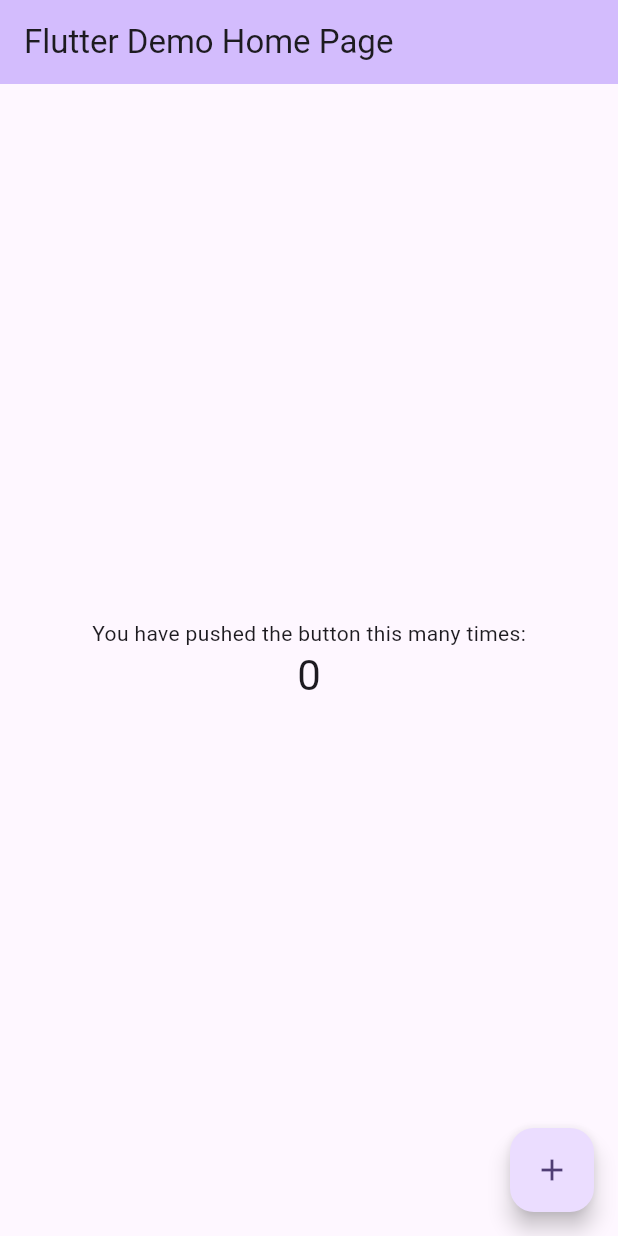
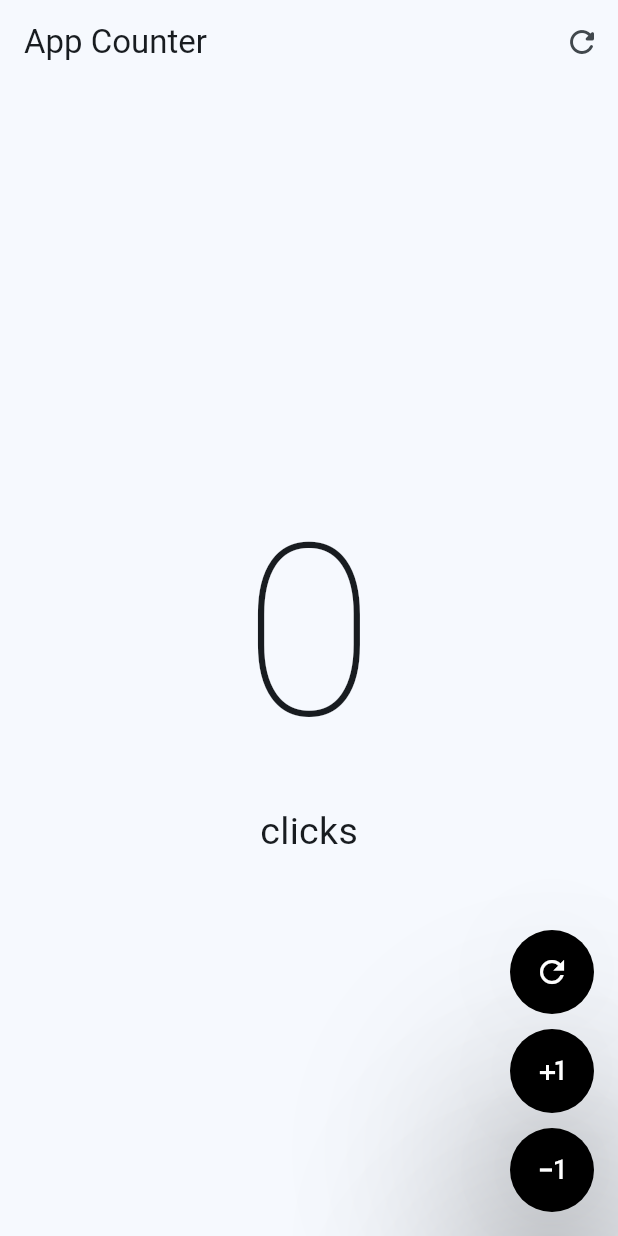
Before and after one commit to Miguel-Calderon-Gutierrez/hello_world_app, a Flutter app: the screen it shows after launch, on a phone screen of 412 x 824 dp. Run offline on Flutter 3.47's test engine with Material 3 defaults, Android fonts, the phone set to English and light mode, and no system bars.

Commit message:
app counter terminada

```diff
--- a/lib/main.dart
+++ b/lib/main.dart
@@ -1,125 +1,24 @@
 import 'package:flutter/material.dart';
+import 'package:hello_world_app/presentation/screens/counter/counter_functions_screen.dart';
+//import 'package:hello_world_app/presentation/screens/counter/counter_screen.dart';
 
 void main() {
   runApp(const MyApp());
 }
 
 class MyApp extends StatelessWidget {
+
   const MyApp({super.key});
 
-  // This widget is the root of your application.
   @override
   Widget build(BuildContext context) {
-    return MaterialApp(
-      title: 'Flutter Demo',
+    return  MaterialApp(
+      debugShowCheckedModeBanner: false,
       theme: ThemeData(
-        // This is the theme of your application.
-        //
-        // TRY THIS: Try running your application with "flutter run". You'll see
-        // the application has a purple toolbar. Then, without quitting the app,
-        // try changing the seedColor in the colorScheme below to Colors.green
-        // and then invoke "hot reload" (save your changes or press the "hot
-        // reload" button in a Flutter-supported IDE, or press "r" if you used
-        // the command line to start the app).
-        //
-        // Notice that the counter didn't reset back to zero; the application
-        // state is not lost during the reload. To reset the state, use hot
-        // restart instead.
-        //
-        // This works for code too, not just values: Most code changes can be
-        // tested with just a hot reload.
-        colorScheme: ColorScheme.fromSeed(seedColor: Colors.deepPurple),
         useMaterial3: true,
+        colorSchemeSeed: const Color.fromARGB(255, 33, 153, 213)
       ),
-      home: const MyHomePage(title: 'Flutter Demo Home Page'),
+       home: const CounterFunctionsScreen()
     );
   }
 }
-
-class MyHomePage extends StatefulWidget {
-  const MyHomePage({super.key, required this.title});
-
-  // This widget is the home page of your application. It is stateful, meaning
-  // that it has a State object (defined below) that contains fields that affect
-  // how it looks.
-
-  // This class is the configuration for the state. It holds the values (in this
-  // case the title) provided by the parent (in this case the App widget) and
-  // used by the build method of the State. Fields in a Widget subclass are
-  // always marked "final".
-
-  final String title;
-
-  @override
-  State<MyHomePage> createState() => _MyHomePageState();
-}
-
-class _MyHomePageState extends State<MyHomePage> {
-  int _counter = 0;
-
-  void _incrementCounter() {
-    setState(() {
-      // This call to setState tells the Flutter framework that something has
-      // changed in this State, which causes it to rerun the build method below
-      // so that the display can reflect the updated values. If we changed
-      // _counter without calling setState(), then the build method would not be
-      // called again, and so nothing would appear to happen.
-      _counter++;
-    });
-  }
-
-  @override
-  Widget build(BuildContext context) {
-    // This method is rerun every time setState is called, for instance as done
-    // by the _incrementCounter method above.
-    //
-    // The Flutter framework has been optimized to make rerunning build methods
-    // fast, so that you can just rebuild anything that needs updating rather
-    // than having to individually change instances of widgets.
-    return Scaffold(
-      appBar: AppBar(
-        // TRY THIS: Try changing the color here to a specific color (to
-        // Colors.amber, perhaps?) and trigger a hot reload to see the AppBar
-        // change color while the other colors stay the same.
-        backgroundColor: Theme.of(context).colorScheme.inversePrimary,
-        // Here we take the value from the MyHomePage object that was created by
-        // the App.build method, and use it to set our appbar title.
-        title: Text(widget.title),
-      ),
-      body: Center(
-        // Center is a layout widget. It takes a single child and positions it
-        // in the middle of the parent.
-        child: Column(
-          // Column is also a layout widget. It takes a list of children and
-          // arranges them vertically. By default, it sizes itself to fit its
-          // children horizontally, and tries to be as tall as its parent.
-          //
-          // Column has various properties to control how it sizes itself and
-          // how it positions its children. Here we use mainAxisAlignment to
-          // center the children vertically; the main axis here is the vertical
-          // axis because Columns are vertical (the cross axis would be
-          // horizontal).
-          //
-          // TRY THIS: Invoke "debug painting" (choose the "Toggle Debug Paint"
-          // action in the IDE, or press "p" in the console), to see the
-          // wireframe for each widget.
-          mainAxisAlignment: MainAxisAlignment.center,
-          children: <Widget>[
-            const Text(
-              'You have pushed the button this many times:',
-            ),
-            Text(
-              '$_counter',
-              style: Theme.of(context).textTheme.headlineMedium,
-            ),
-          ],
-        ),
-      ),
-      floatingActionButton: FloatingActionButton(
-        onPressed: _incrementCounter,
-        tooltip: 'Increment',
-        child: const Icon(Icons.add),
-      ), // This trailing comma makes auto-formatting nicer for build methods.
-    );
-  }
-}
--- /dev/null
+++ b/lib/presentation/screens/counter/counter_functions_screen.dart
@@ -0,0 +1,80 @@
+import 'package:flutter/material.dart';
+
+class CounterFunctionsScreen extends StatefulWidget {
+  const CounterFunctionsScreen({super.key});
+
+  @override
+  State<CounterFunctionsScreen> createState() => _CounterFunctionsScreenState();
+}
+
+class _CounterFunctionsScreenState extends State<CounterFunctionsScreen> {
+  int clickCounter = 0;
+  // String texto = "clicks";
+
+  @override
+  Widget build(BuildContext context) {
+    return Scaffold(
+      appBar: AppBar(title: const Text("App Counter"), actions: [
+        IconButton(
+            icon: const Icon(Icons.refresh_rounded),
+            onPressed: () {
+              setState(() {
+                clickCounter = 0;
+              });
+            })
+      ]),
+      body: Center(
+        child: Column(
+          mainAxisAlignment: MainAxisAlignment.center,
+          children: [
+            Text('$clickCounter',
+                style: const TextStyle(
+                    fontSize: 160, fontWeight: FontWeight.w100)),
+            Text("click${clickCounter != 1 ? 's' : ''}",
+                style: const TextStyle(fontSize: 25))
+          ],
+        ),
+      ),
+      floatingActionButton: Column(
+        mainAxisAlignment: MainAxisAlignment.end,
+        children: [
+          CustomButton(
+            icon: Icons.refresh,
+            onPressed: () {
+              clickCounter = 0;
+              setState(() {  });
+            },
+          ),
+         const SizedBox(height: 10),
+          CustomButton(icon: Icons.plus_one,
+          onPressed: () {
+              clickCounter++;
+              setState(() {  });
+            },),
+         const SizedBox(height: 10),
+          CustomButton(icon: Icons.exposure_minus_1,
+          onPressed: () {
+              if(clickCounter!=0) clickCounter--;
+              setState(() {  });
+            },)
+        ],
+      ),
+    );
+  }
+}
+
+class CustomButton extends StatelessWidget {
+  final IconData icon;
+  final VoidCallback? onPressed;
+
+  const CustomButton({super.key, required this.icon, this.onPressed});
+
+  @override
+  Widget build(BuildContext context) {
+    return FloatingActionButton(
+        backgroundColor: const Color.fromARGB(255, 0, 0, 0),
+        enableFeedback: true,
+        elevation: 60,
+        shape: const StadiumBorder(), onPressed: onPressed, child: Icon(icon,color: Colors.white,));
+  }
+}
```
Also changed, not shown: lib/presentation/screens/counter/counter_screen.dart (added, +40 -0 lines).
